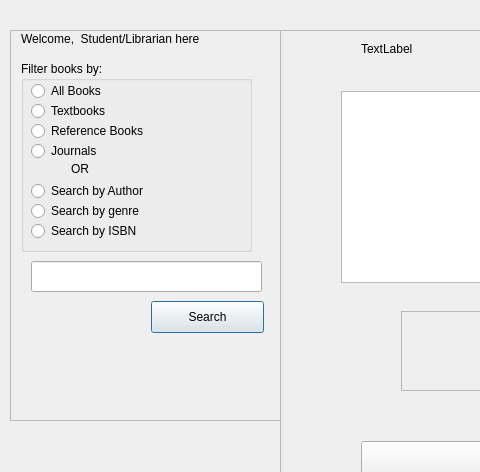
cameron001/cs100_finalproject, file displaybooks.ui: the form before one commit; both pictures show x 0 to 480 and y 0 to 472 of the 1294 by 795 pixel window.
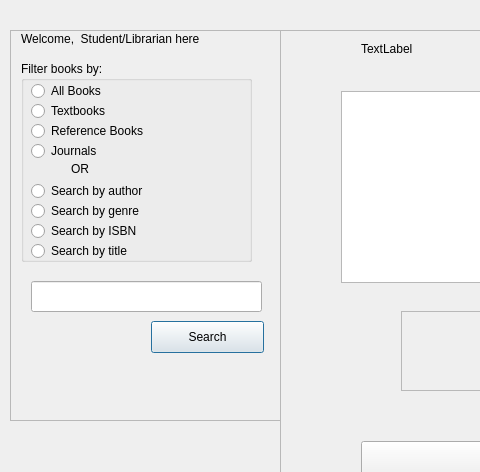
The form after the commit.

Commit message: Search by title has been added

Patch:
```diff
--- a/displaybooks.ui
+++ b/displaybooks.ui
@@ -53,7 +53,7 @@
        <x>10</x>
        <y>30</y>
        <width>231</width>
-       <height>191</height>
+       <height>201</height>
       </rect>
      </property>
      <property name="title">
@@ -121,7 +121,7 @@
        </rect>
       </property>
       <property name="text">
-       <string>Search by Author</string>
+       <string>Search by author</string>
       </property>
      </widget>
      <widget class="QRadioButton" name="radio_genre">
@@ -163,12 +163,25 @@
        <string>OR</string>
       </property>
      </widget>
+     <widget class="QRadioButton" name="radio_title">
+      <property name="geometry">
+       <rect>
+        <x>10</x>
+        <y>180</y>
+        <width>121</width>
+        <height>20</height>
+       </rect>
+      </property>
+      <property name="text">
+       <string>Search by title</string>
+      </property>
+     </widget>
     </widget>
     <widget class="QLineEdit" name="search_text">
      <property name="geometry">
       <rect>
        <x>20</x>
-       <y>230</y>
+       <y>250</y>
        <width>231</width>
        <height>31</height>
       </rect>
@@ -178,7 +191,7 @@
      <property name="geometry">
       <rect>
        <x>140</x>
-       <y>270</y>
+       <y>290</y>
        <width>113</width>
        <height>32</height>
       </rect>
@@ -190,8 +203,8 @@
     <widget class="QLabel" name="search_result_lbl">
      <property name="geometry">
       <rect>
-       <x>10</x>
-       <y>290</y>
+       <x>20</x>
+       <y>330</y>
        <width>231</width>
        <height>51</height>
       </rect>
```
The commit also changes 2 other files.
